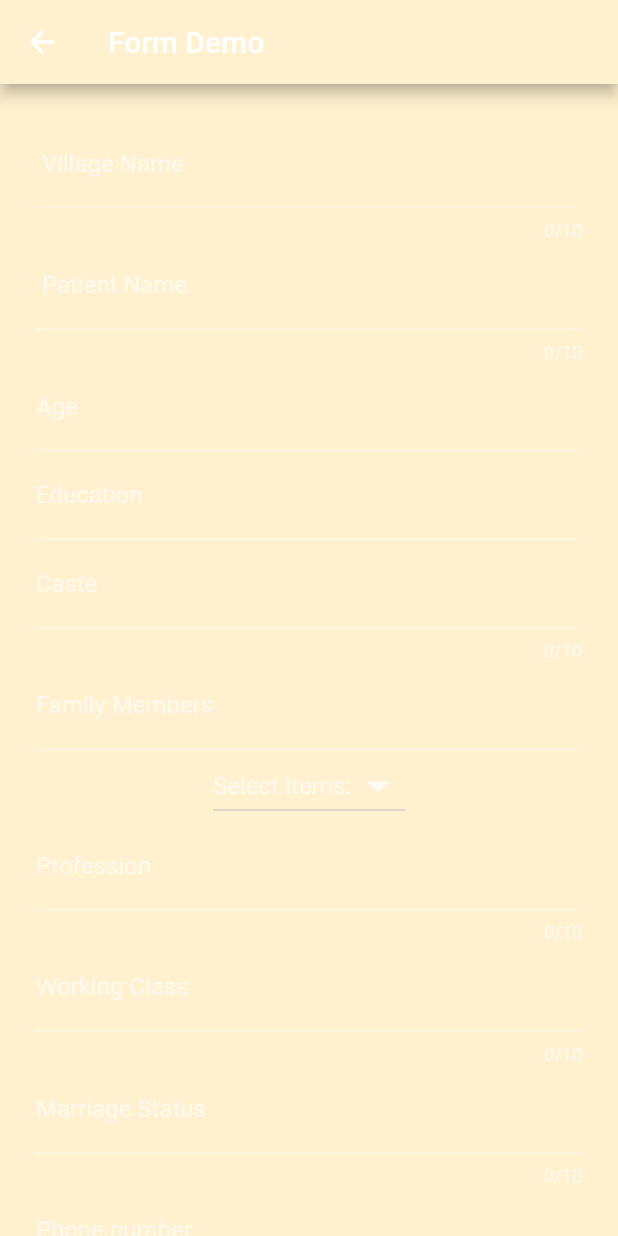
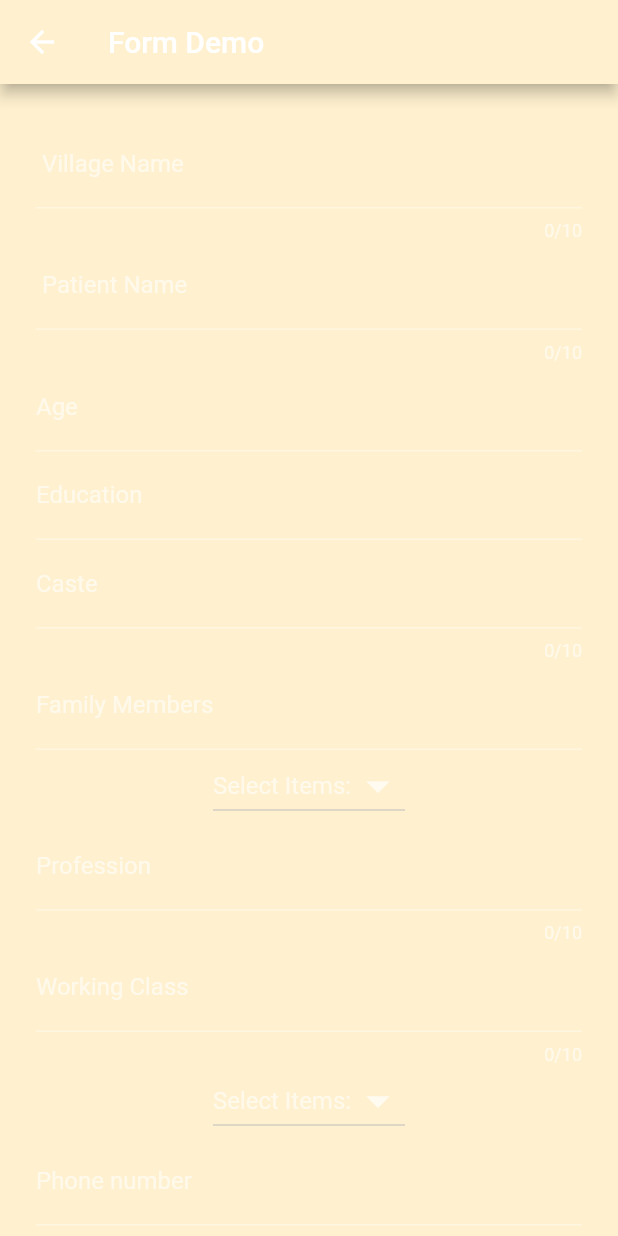
Before and after one commit to janavi2001/Sakhi_Final, a Flutter app: the FormScreen screen opened directly, on a phone screen of 412 x 824 dp. Run offline on Flutter 3.47's test engine with Material 2 defaults, Android fonts, the phone set to English and light mode, and no system bars; our stand-ins replace cloud_firestore, date_format, firebase_auth, firebase_core; missing offline and left inert: firebase_auth_web, firebase_core_web; accounts and stored records are empty.

```diff
--- a/lib/PersonalDetailsForm/body.dart
+++ b/lib/PersonalDetailsForm/body.dart
@@ -64,7 +64,7 @@ class FormScreenState extends State<FormScreen> {
       validator: (String value) {
         int Age = int.tryParse(value);
 
-        if (Age == null || Age <= 0|| Age>100) {
+        if (Age == null || Age <= 0 || Age > 100) {
           return 'Enter a valid age';
         }
 
@@ -79,7 +79,6 @@ class FormScreenState extends State<FormScreen> {
   Widget _buildEducation() {
     return TextFormField(
       decoration: InputDecoration(labelText: 'Education'),
-
       validator: (String value) {
         if (value.isEmpty) {
           return 'Education is Required';
@@ -118,7 +117,7 @@ class FormScreenState extends State<FormScreen> {
         // ignore: non_constant_identifier_names
         int FamilyMembers = int.tryParse(value);
 
-        if (FamilyMembers == null || FamilyMembers<20) {
+        if (FamilyMembers == null || FamilyMembers < 20) {
           return 'Enter a Valid number';
         }
 
@@ -130,30 +129,24 @@ class FormScreenState extends State<FormScreen> {
     );
   }
 
-
-
   Widget _buildGender() {
-
-
-
     var valueChoose;
-    List listitem=['Male','Female','Others'];
+    List listitem = ['Male', 'Female', 'Others'];
     return Container(
       child: DropdownButton(
         hint: Text('Select Items:'),
         icon: Icon(Icons.arrow_drop_down),
         iconSize: 36,
         value: valueChoose,
-        onChanged: (newvalue){
+        onChanged: (newvalue) {
           setState(() {
-            valueChoose=newvalue;
+            valueChoose = newvalue;
           });
-
         },
-        items: listitem.map((valueitem){
+        items: listitem.map((valueitem) {
           return DropdownMenuItem(
-            value:valueitem,
-            child:Text(valueitem),
+            value: valueitem,
+            child: Text(valueitem),
           );
         }).toList(),
       ),
@@ -195,19 +188,26 @@ class FormScreenState extends State<FormScreen> {
   }
 
   Widget _buildMarriageStatus() {
-    return TextFormField(
-      decoration: InputDecoration(labelText: 'Marriage Status'),
-      maxLength: 10,
-      validator: (String value) {
-        if (value.isEmpty) {
-          return 'Marriage Status is Required';
-        }
-
-        return null;
-      },
-      onSaved: (String value) {
-        _MarriageStatus = value;
-      },
+    var valueChoose;
+    List listitem = ['Married', 'Unmarried', 'Others'];
+    return Container(
+      child: DropdownButton(
+        hint: Text('Select Items:'),
+        icon: Icon(Icons.arrow_drop_down),
+        iconSize: 36,
+        value: valueChoose,
+        onChanged: (newvalue) {
+          setState(() {
+            valueChoose = newvalue;
+          });
+        },
+        items: listitem.map((valueitem) {
+          return DropdownMenuItem(
+            value: valueitem,
+            child: Text(valueitem),
+          );
+        }).toList(),
+      ),
     );
   }
 
```
Also changed, not shown: lib/TabsPage/TabsPage.dart (added, +35 -0 lines).
